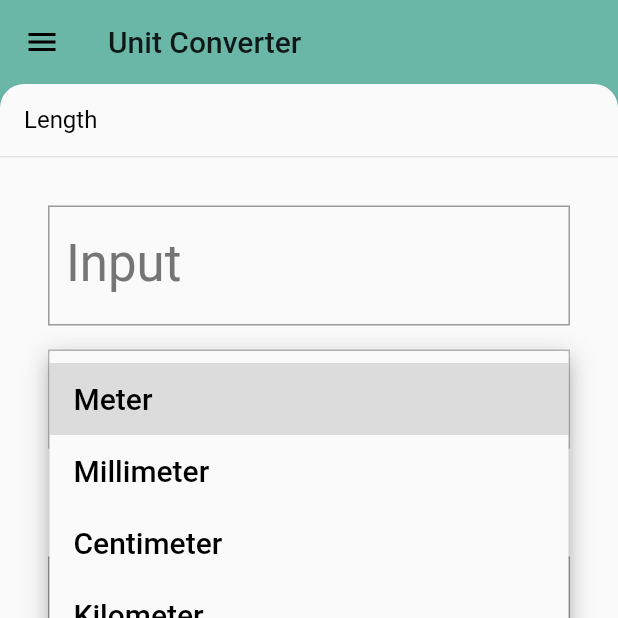
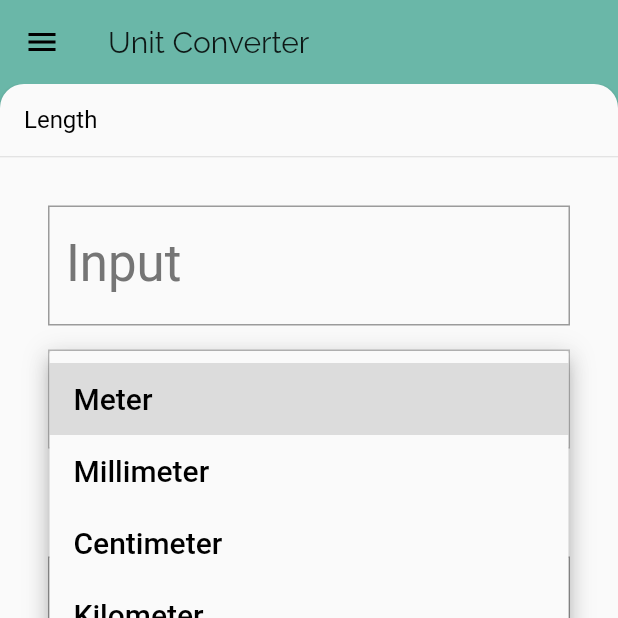
Before and after one commit to almeidajr/udacity_flutter, a Flutter app: the screen it shows after launch, after a tap on "Meter", on a phone screen of 412 x 824 dp, the top half of it. Run offline on Flutter 3.47's test engine with Material 2 defaults, Android fonts, the phone set to English and light mode, and no system bars.

Commit message:
Add lesson 10

```diff
--- a/unit_converter/lib/category.dart
+++ b/unit_converter/lib/category.dart
@@ -7,8 +7,7 @@ import 'unit.dart';
 class Category {
   final String name;
   final ColorSwatch color;
-  // TODO: Change this to a String path to the image asset
-  final IconData icon;
+  final String icon;
   final List<Unit> units;
 
   /// Information about a [Category].
--- a/unit_converter/lib/category_route.dart
+++ b/unit_converter/lib/category_route.dart
@@ -70,7 +70,16 @@ class _CategoryRouteState extends State<CategoryRoute> {
       'error': Color(0xFF912D2D),
     }),
   ];
-  // TODO: Add image asset paths here
+  static const _icons = <String>[
+    'assets/icons/length.png',
+    'assets/icons/area.png',
+    'assets/icons/volume.png',
+    'assets/icons/mass.png',
+    'assets/icons/time.png',
+    'assets/icons/digital_storage.png',
+    'assets/icons/power.png',
+    'assets/icons/currency.png',
+  ];
 
   @override
   Future<void> didChangeDependencies() async {
@@ -102,8 +111,7 @@ class _CategoryRouteState extends State<CategoryRoute> {
         name: key,
         units: units,
         color: _baseColors[categoryIndex],
-        // TODO: Replace the placeholder icon with an icon image path
-        icon: Icons.cake,
+        icon: _icons[categoryIndex],
       );
 
       setState(() {
--- a/unit_converter/lib/category_tile.dart
+++ b/unit_converter/lib/category_tile.dart
@@ -37,10 +37,7 @@ class CategoryTile extends StatelessWidget {
                 Padding(
                   padding: EdgeInsets.all(16.0),
                   // TODO: Use an Image instead of an Icon
-                  child: Icon(
-                    category.icon,
-                    size: 60.0,
-                  ),
+                  child: Image.asset(category.icon),
                 ),
                 Center(
                   child: Text(
--- a/unit_converter/lib/main.dart
+++ b/unit_converter/lib/main.dart
@@ -16,7 +16,7 @@ class UnitConverterApp extends StatelessWidget {
       debugShowCheckedModeBanner: false,
       title: 'Unit Converter',
       theme: ThemeData(
-        // TODO: fill in the fontFamily property
+        fontFamily: 'Raleway',
         textTheme: Theme.of(context).textTheme.apply(
               bodyColor: Colors.black,
               displayColor: Colors.grey[600],
```
Also changed, not shown: unit_converter/pubspec.yaml (+13 -2 lines).
